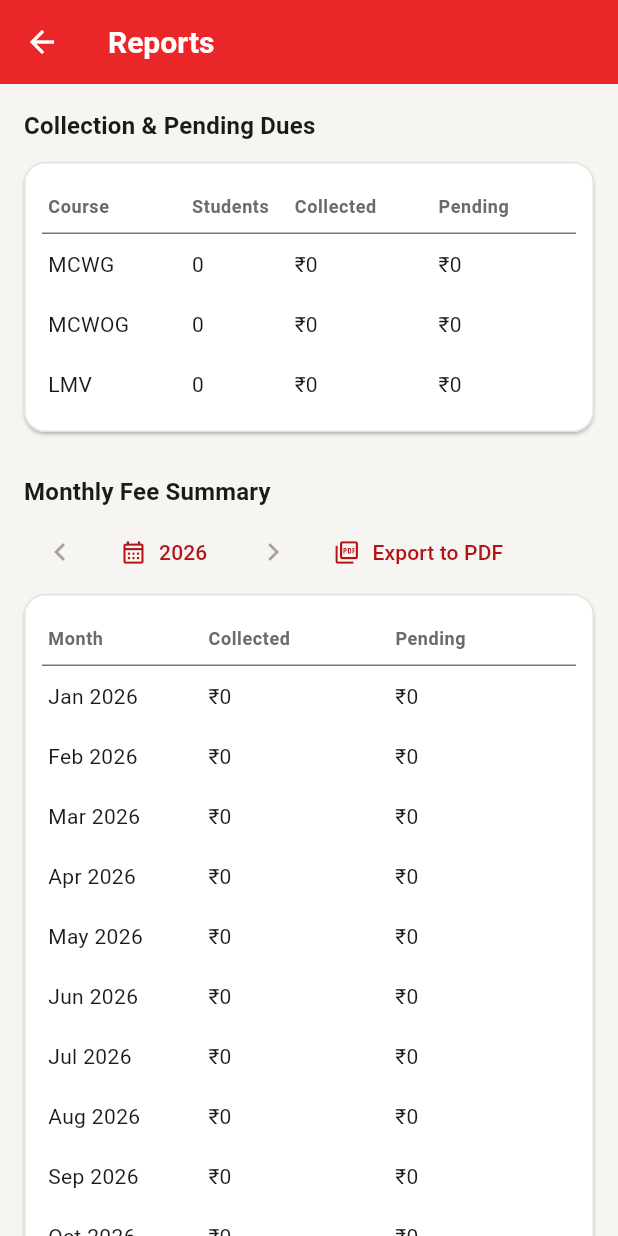
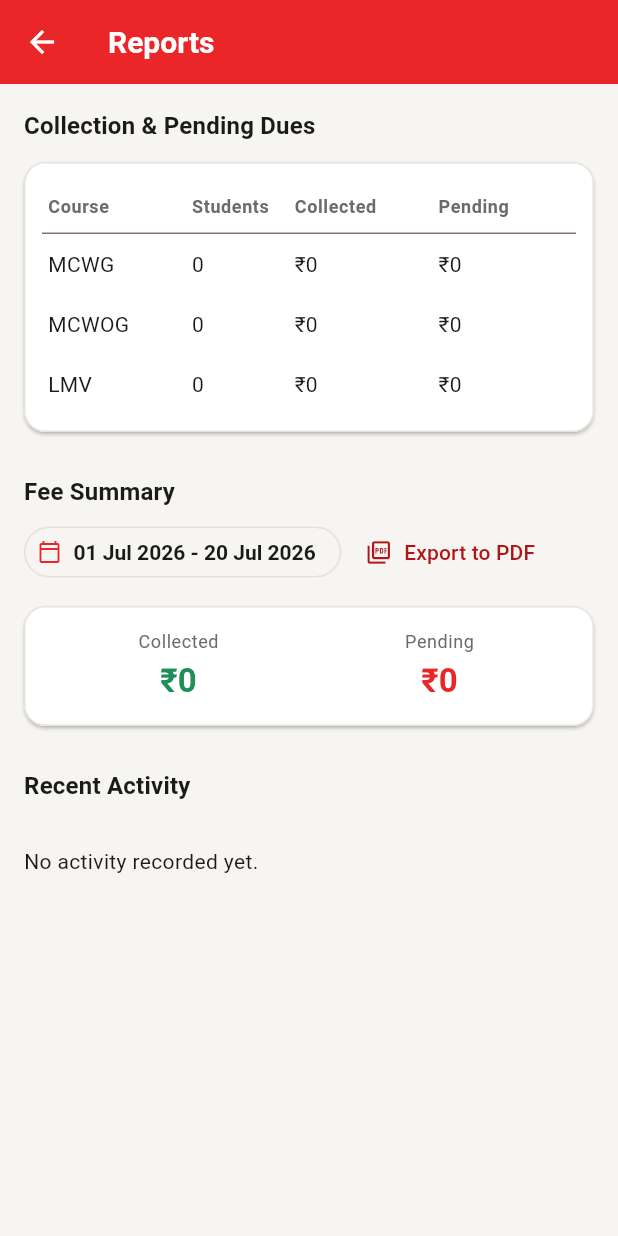
Before and after one commit to nonametechpros/priyadharshini-fee-management, a Flutter app: the ReportsScreen screen opened directly, after a tap on "Export to PDF", on a phone screen of 412 x 824 dp. Run offline on Flutter 3.47's test engine with Material 3 defaults, Android fonts, the phone set to English and light mode, and no system bars; our stand-ins replace cloud_firestore, firebase_auth, firebase_core, fl_chart, flutter_riverpod, pdf and 1 more; accounts and stored records are empty.

Commit message:
Fix payment list bugs, add cascade-delete, rebuild Fee Summary/PDF
- Payment list: fix "Unknown student" flash by gating render on the
  student-names lookup, batch that lookup via whereIn, and store each
  payment's studentName at creation time instead of always re-joining.
- All Payments / Student List: replace "Load more" button with
  scroll-triggered pagination; bump page size to 20.
- Deleting a student now cascades to their fee/activity-log records
  (with a warning dialog showing exactly what's removed), so orphaned
  "Unknown student" payments can no longer be left behind; firestore
  rules updated to allow this Admin-only cascade delete.
- Reports page: replace the year-paged "Monthly Fee Summary" table
  with a date-range-based "Fee Summary" card (defaults to this month),
  and rebuild the PDF export as an itemized bill (logo, date range,
  per-payment rows, distinct-student pending totals matching the
  on-screen card) with a loading state on the export button.

```diff
--- a/lib/models/dashboard_summary.dart
+++ b/lib/models/dashboard_summary.dart
@@ -47,13 +47,41 @@ class MonthlyCollection {
   const MonthlyCollection({required this.month, required this.amount});
 }
 
-/// One row of the Reports page's "Monthly Fee Summary" table: total amount
-/// collected during [month], plus the outstanding balance of students whose
-/// joining date falls in the month.
-class MonthlyFeeSummary {
-  final DateTime month;
+/// One payment row in a [FeeSummary]'s date range, for the Reports page's
+/// PDF export bill: the payment itself ([date], [studentName], [collected])
+/// alongside that student's current overall outstanding balance ([pending]).
+class FeeSummaryRow {
+  final DateTime date;
+  final String studentName;
   final double collected;
   final double pending;
 
-  const MonthlyFeeSummary({required this.month, required this.collected, required this.pending});
+  const FeeSummaryRow({
+    required this.date,
+    required this.studentName,
+    required this.collected,
+    required this.pending,
+  });
 }
+
+/// The Reports page's "Fee Summary" card and PDF export bill, for a selected
+/// date range. [collected]/[pending] are the on-screen card's totals;
+/// [pending] is the outstanding balance of students whose joining date falls
+/// within the range (there's no separate due-date field in the schema).
+/// [rows] is one entry per payment made in the range, for the PDF's
+/// itemized table.
+class FeeSummary {
+  final DateTime start;
+  final DateTime end;
+  final double collected;
+  final double pending;
+  final List<FeeSummaryRow> rows;
+
+  const FeeSummary({
+    required this.start,
+    required this.end,
+    required this.collected,
+    required this.pending,
+    required this.rows,
+  });
+}
--- a/lib/providers/dashboard_providers.dart
+++ b/lib/providers/dashboard_providers.dart
@@ -12,26 +12,16 @@ final monthlyCollectionsProvider = FutureProvider.autoDispose<List<MonthlyCollec
   return ref.watch(dashboardServiceProvider).fetchMonthlyCollections();
 });
 
-final earliestPaymentMonthProvider = FutureProvider.autoDispose<DateTime?>((ref) {
-  return ref.watch(dashboardServiceProvider).fetchEarliestPaymentMonth();
+/// The date range shown on the Reports page's "Fee Summary" card, defaulting
+/// to the 1st of the current month through today.
+final selectedFeeSummaryRangeProvider = StateProvider.autoDispose<({DateTime start, DateTime end})>((ref) {
+  final now = DateTime.now();
+  return (start: DateTime(now.year, now.month, 1), end: DateTime(now.year, now.month, now.day));
 });
 
-/// The year shown on the Reports page's "Monthly Fee Summary" table (always
-/// the full January-December range), defaulting to the current year.
-final selectedReportYearProvider = StateProvider.autoDispose<int>((ref) => DateTime.now().year);
-
-/// The earliest and latest years the Prev/Next arrows may page between: the
-/// year of the first recorded payment through the current year.
-final reportsYearBoundsProvider = FutureProvider.autoDispose<({int minYear, int maxYear})>((ref) async {
-  final earliest = await ref.watch(earliestPaymentMonthProvider.future);
-  final now = DateTime.now();
-  return (minYear: earliest?.year ?? now.year, maxYear: now.year);
-});
-
-final monthlyFeeSummaryProvider = FutureProvider.autoDispose<List<MonthlyFeeSummary>>((ref) async {
-  final service = ref.watch(dashboardServiceProvider);
-  final selectedYear = ref.watch(selectedReportYearProvider);
-  return service.fetchMonthlyFeeSummary(start: DateTime(selectedYear, 1, 1), months: 12);
+final feeSummaryProvider = FutureProvider.autoDispose<FeeSummary>((ref) {
+  final range = ref.watch(selectedFeeSummaryRangeProvider);
+  return ref.watch(dashboardServiceProvider).fetchFeeSummary(start: range.start, end: range.end);
 });
 
 final recentActivityProvider = StreamProvider.autoDispose<List<ActivityLog>>((ref) {
--- a/lib/screens/dashboard/reports_screen.dart
+++ b/lib/screens/dashboard/reports_screen.dart
@@ -1,25 +1,40 @@
 import 'package:flutter/material.dart';
 import 'package:flutter_riverpod/flutter_riverpod.dart';
-import 'package:intl/intl.dart';
 import '../../models/course_type.dart';
 import '../../models/dashboard_summary.dart';
 import '../../providers/dashboard_providers.dart';
 import '../../services/activity_log_service.dart';
 import '../../services/monthly_fee_summary_pdf.dart';
+import '../../theme/app_theme.dart';
 import '../../utils/formatters.dart';
 import '../../widgets/async_value_view.dart';
 
-class ReportsScreen extends ConsumerWidget {
+class ReportsScreen extends ConsumerStatefulWidget {
   const ReportsScreen({super.key});
 
   @override
-  Widget build(BuildContext context, WidgetRef ref) {
+  ConsumerState<ReportsScreen> createState() => _ReportsScreenState();
+}
+
+class _ReportsScreenState extends ConsumerState<ReportsScreen> {
+  bool _exporting = false;
+
+  Future<void> _export(FeeSummary summary) async {
+    setState(() => _exporting = true);
+    try {
+      await exportFeeSummaryPdf(summary);
+    } finally {
+      if (mounted) setState(() => _exporting = false);
+    }
+  }
+
+  @override
+  Widget build(BuildContext context) {
     final summaryAsync = ref.watch(dashboardSummaryProvider);
-    final monthlyFeeAsync = ref.watch(monthlyFeeSummaryProvider);
+    final feeSummaryAsync = ref.watch(feeSummaryProvider);
     final activityAsync = ref.watch(recentActivityProvider);
     final studentNames = ref.watch(activityLogStudentNamesProvider).valueOrNull ?? const {};
-    final selectedYear = ref.watch(selectedReportYearProvider);
-    final yearBoundsAsync = ref.watch(reportsYearBoundsProvider);
+    final selectedRange = ref.watch(selectedFeeSummaryRangeProvider);
 
     return Scaffold(
       appBar: AppBar(title: const Text('Reports')),
@@ -33,48 +48,42 @@ class ReportsScreen extends ConsumerWidget {
             data: (context, summary) => _BreakdownTable(summary: summary),
           ),
           const SizedBox(height: 28),
-          Text('Monthly Fee Summary', style: Theme.of(context).textTheme.titleMedium),
+          Text('Fee Summary', style: Theme.of(context).textTheme.titleMedium),
           const SizedBox(height: 4),
           Wrap(
             crossAxisAlignment: WrapCrossAlignment.center,
             spacing: 4,
             runSpacing: 4,
             children: [
-              IconButton(
-                tooltip: 'Previous year',
-                icon: const Icon(Icons.chevron_left),
-                onPressed: (yearBoundsAsync.valueOrNull != null && selectedYear > yearBoundsAsync.valueOrNull!.minYear)
-                    ? () => ref.read(selectedReportYearProvider.notifier).state = selectedYear - 1
-                    : null,
+              ActionChip(
+                avatar: const Icon(Icons.calendar_today_outlined, size: 16),
+                label: Text('${formatDate(selectedRange.start)} - ${formatDate(selectedRange.end)}'),
+                onPressed: () async {
+                  final picked = await showDateRangePicker(
+                    context: context,
+                    initialDateRange: DateTimeRange(start: selectedRange.start, end: selectedRange.end),
+                    firstDate: DateTime(1900),
+                    lastDate: DateTime.now(),
+                  );
+                  if (picked == null) return;
+                  ref.read(selectedFeeSummaryRangeProvider.notifier).state = (start: picked.start, end: picked.end);
+                },
               ),
               TextButton.icon(
-                icon: const Icon(Icons.calendar_month_outlined, size: 18),
-                label: Text('$selectedYear'),
-                onPressed: () async {
-                  final picked = await _pickYear(context, initial: selectedYear);
-                  if (picked != null) ref.read(selectedReportYearProvider.notifier).state = picked;
-                },
-              ),
-              IconButton(
-                tooltip: 'Next year',
-                icon: const Icon(Icons.chevron_right),
-                onPressed: (yearBoundsAsync.valueOrNull != null && selectedYear < yearBoundsAsync.valueOrNull!.maxYear)
-                    ? () => ref.read(selectedReportYearProvider.notifier).state = selectedYear + 1
-                    : null,
-              ),
-              TextButton.icon(
-                icon: const Icon(Icons.picture_as_pdf_outlined, size: 18),
-                label: const Text('Export to PDF'),
-                onPressed: monthlyFeeAsync.valueOrNull == null
+                icon: _exporting
+                    ? const SizedBox(height: 16, width: 16, child: CircularProgressIndicator(strokeWidth: 2))
+                    : const Icon(Icons.picture_as_pdf_outlined, size: 18),
+                label: Text(_exporting ? 'Exporting…' : 'Export to PDF'),
+                onPressed: (_exporting || feeSummaryAsync.valueOrNull == null)
                     ? null
-                    : () => exportMonthlyFeeSummaryPdf(monthlyFeeAsync.valueOrNull!),
+                    : () => _export(feeSummaryAsync.valueOrNull!),
               ),
             ],
           ),
-          const SizedBox(height: 4),
+          const SizedBox(height: 12),
           AsyncValueView(
-            value: monthlyFeeAsync,
-            data: (context, months) => _MonthlyFeeSummaryTable(months: months),
+            value: feeSummaryAsync,
+            data: (context, summary) => _FeeSummaryCard(summary: summary),
           ),
           const SizedBox(height: 28),
           Text('Recent Activity', style: Theme.of(context).textTheme.titleMedium),
@@ -111,83 +120,51 @@ class ReportsScreen extends ConsumerWidget {
   }
 }
 
-class _MonthlyFeeSummaryTable extends StatelessWidget {
-  const _MonthlyFeeSummaryTable({required this.months});
+class _FeeSummaryCard extends StatelessWidget {
+  const _FeeSummaryCard({required this.summary});
 
-  final List<MonthlyFeeSummary> months;
+  final FeeSummary summary;
 
   @override
   Widget build(BuildContext context) {
     return Card(
       child: Padding(
-        padding: const EdgeInsets.all(12),
-        child: Table(
-          columnWidths: const {
-            0: FlexColumnWidth(1.2),
-            1: FlexColumnWidth(1.4),
-            2: FlexColumnWidth(1.4),
-          },
+        padding: const EdgeInsets.all(16),
+        child: Row(
           children: [
-            TableRow(
-              decoration: BoxDecoration(border: Border(bottom: BorderSide(color: Theme.of(context).dividerColor))),
-              children: [
-                _cell(context, 'Month', isHeader: true),
-                _cell(context, 'Collected', isHeader: true),
-                _cell(context, 'Pending', isHeader: true),
-              ],
+            Expanded(
+              child: _AmountStat(label: 'Collected', value: summary.collected, color: AppColors.statusPaid),
             ),
-            ...months.map(
-              (m) => TableRow(
-                children: [
-                  _cell(context, DateFormat('MMM yyyy').format(m.month)),
-                  _cell(context, formatCurrency(m.collected)),
-                  _cell(context, formatCurrency(m.pending)),
-                ],
-              ),
+            Expanded(
+              child: _AmountStat(label: 'Pending', value: summary.pending, color: AppColors.brandRed),
             ),
           ],
         ),
       ),
     );
   }
+}
 
-  Widget _cell(BuildContext context, String text, {bool isHeader = false}) {
-    return Padding(
-      padding: const EdgeInsets.symmetric(vertical: 10, horizontal: 4),
-      child: Text(
-        text,
-        style: isHeader
-            ? Theme.of(context).textTheme.bodySmall?.copyWith(fontWeight: FontWeight.w700)
-            : Theme.of(context).textTheme.bodyMedium,
-      ),
+class _AmountStat extends StatelessWidget {
+  const _AmountStat({required this.label, required this.value, required this.color});
+
+  final String label;
+  final double value;
+  final Color color;
+
+  @override
+  Widget build(BuildContext context) {
+    return Column(
+      children: [
+        Text(label, style: Theme.of(context).textTheme.bodySmall),
+        const SizedBox(height: 4),
+        Text(
+          formatCurrency(value),
+          style: Theme.of(context).textTheme.titleLarge?.copyWith(color: color, fontWeight: FontWeight.w700),
+        ),
+      ],
     );
   }
-}
-
-Future<int?> _pickYear(BuildContext context, {int? initial}) {
-  final now = DateTime.now();
-  var year = initial ?? now.year;
-
-  return showDialog<int>(
-    context: context,
-    builder: (context) => StatefulBuilder(
-      builder: (context, setState) => AlertDialog(
-        title: const Text('Select year'),
-        content: DropdownButtonFormField<int>(
-          value: year,
-          decoration: const InputDecoration(labelText: 'Year'),
-          items: [
-            for (var y = now.year; y >= now.year - 10; y--) DropdownMenuItem(value: y, child: Text('$y')),
-          ],
-          onChanged: (v) => setState(() => year = v!),
-        ),
-        actions: [
-          TextButton(onPressed: () => Navigator.of(context).pop(), child: const Text('Cancel')),
-          FilledButton(onPressed: () => Navigator.of(context).pop(year), child: const Text('Apply')),
-        ],
-      ),
-    ),
-  );
 }
 
 class _BreakdownTable extends StatelessWidget {
--- a/lib/screens/students/add_edit_student_screen.dart
+++ b/lib/screens/students/add_edit_student_screen.dart
@@ -120,7 +120,7 @@ class _AddEditStudentScreenState extends ConsumerState<AddEditStudentScreen> {
       }
 
       ref.invalidate(dashboardSummaryProvider);
-      ref.invalidate(monthlyFeeSummaryProvider);
+      ref.invalidate(feeSummaryProvider);
       if (mounted) Navigator.of(context).pop(true);
     } catch (e) {
       setState(() => _errorText = 'Could not save student. Please try again.');
--- a/lib/screens/students/record_payment_sheet.dart
+++ b/lib/screens/students/record_payment_sheet.dart
@@ -69,9 +69,7 @@ class _RecordPaymentSheetState extends ConsumerState<RecordPaymentSheet> {
             recordedByName: appUser.name,
           );
       ref.invalidate(dashboardSummaryProvider);
-      ref.invalidate(monthlyFeeSummaryProvider);
-      ref.invalidate(earliestPaymentMonthProvider);
-      ref.invalidate(reportsYearBoundsProvider);
+      ref.invalidate(feeSummaryProvider);
       if (mounted) Navigator.of(context).pop(true);
     } catch (e) {
       setState(() => _errorText = 'Could not record payment. Please try again.');
--- a/lib/services/dashboard_service.dart
+++ b/lib/services/dashboard_service.dart
@@ -1,6 +1,7 @@
 import 'package:cloud_firestore/cloud_firestore.dart';
 import '../models/course_type.dart';
 import '../models/dashboard_summary.dart';
+import '../models/student.dart';
 
 /// Admin-only reporting built on Firestore's server-side aggregate queries
 /// (count / sum) so totals don't require downloading every student document.
@@ -74,53 +75,61 @@ class DashboardService {
       ..sort((a, b) => a.month.compareTo(b.month));
   }
 
-  /// The first calendar month (normalized to the 1st) that has any recorded
-  /// payment, or `null` if no payments have been recorded yet. Anchors the
-  /// Reports page's paginated "Monthly Fee Summary" view so it starts from
-  /// real data instead of an arbitrary rolling window.
-  Future<DateTime?> fetchEarliestPaymentMonth() async {
-    final snap = await _fees.orderBy('paymentDate').limit(1).get();
-    if (snap.docs.isEmpty) return null;
-    final date = (snap.docs.first.data()['paymentDate'] as Timestamp?)?.toDate();
-    if (date == null) return null;
-    return DateTime(date.year, date.month, 1);
-  }
+  /// Total collected vs. pending for the Reports page's "Fee Summary" card
+  /// and PDF export, over [start]..[end] inclusive (whole days), plus one
+  /// row per payment made in that range for the PDF's itemized bill.
+  /// [pending] is the sum of the *distinct* students who paid in the range's
+  /// current outstanding balance — the same figure each row's `pending`
+  /// draws from — so the card total and the PDF's footer total always agree;
+  /// summing every row instead would double-count a student who paid more
+  /// than once in the range.
+  Future<FeeSummary> fetchFeeSummary({required DateTime start, required DateTime end}) async {
+    final rangeEnd = DateTime(end.year, end.month, end.day, 23, 59, 59, 999);
 
-  /// Total collected vs. pending per month for the Reports page's "Monthly
-  /// Fee Summary" table, covering [months] months starting at [start].
-  /// Pending for a month is the outstanding balance of students whose
-  /// joining date falls in that month (there's no separate due-date field
-  /// in the schema).
-  Future<List<MonthlyFeeSummary>> fetchMonthlyFeeSummary({required DateTime start, int months = 6}) async {
-    final monthKeys = [for (var i = 0; i < months; i++) DateTime(start.year, start.month + i, 1)];
+    final feesSnap = await _fees
+        .where('paymentDate', isGreaterThanOrEqualTo: Timestamp.fromDate(start))
+        .where('paymentDate', isLessThanOrEqualTo: Timestamp.fromDate(rangeEnd))
+        .orderBy('paymentDate')
+        .get();
 
-    final collectedTotals = {for (final m in monthKeys) m: 0.0};
-    final feesSnap = await _fees.where('paymentDate', isGreaterThanOrEqualTo: Timestamp.fromDate(start)).get();
+    // Live-lookup each row's student, so a payment shows the student's
+    // current name/pending even if `studentName` predates that field being
+    // stored on the payment, or the student was later renamed.
+    final studentIds = <String>{
+      for (final doc in feesSnap.docs)
+        if ((doc.data()['studentId'] as String? ?? '').isNotEmpty) doc.data()['studentId'] as String,
+    }.toList();
+    final studentsById = <String, Student>{};
+    for (var i = 0; i < studentIds.length; i += 30) {
+      final chunk = studentIds.sublist(i, i + 30 > studentIds.length ? studentIds.length : i + 30);
+      final snap = await _students.where(FieldPath.documentId, whereIn: chunk).get();
+      for (final doc in snap.docs) {
+        studentsById[doc.id] = Student.fromDoc(doc);
+      }
+    }
+
+    var collected = 0.0;
+    final rows = <FeeSummaryRow>[];
     for (final doc in feesSnap.docs) {
       final data = doc.data();
-      final date = (data['paymentDate'] as Timestamp?)?.toDate();
-      if (date == null) continue;
-      final key = DateTime(date.year, date.month, 1);
-      if (!collectedTotals.containsKey(key)) continue;
       final amount = (data['amount'] as num?)?.toDouble() ?? 0;
-      collectedTotals.update(key, (v) => v + amount);
+      collected += amount;
+
+      final student = studentsById[data['studentId'] as String? ?? ''];
+      final name = student != null && student.fullName.isNotEmpty
+          ? student.fullName
+          : (data['studentName'] as String? ?? 'Unknown student');
+
+      rows.add(FeeSummaryRow(
+        date: (data['paymentDate'] as Timestamp?)?.toDate() ?? start,
+        studentName: name,
+        collected: amount,
+        pending: student?.amountPending ?? 0,
+      ));
     }
 
-    final pendingTotals = {for (final m in monthKeys) m: 0.0};
-    final studentsSnap = await _students.where('joiningDate', isGreaterThanOrEqualTo: Timestamp.fromDate(start)).get();
-    for (final doc in studentsSnap.docs) {
-      final data = doc.data();
-      final joining = (data['joiningDate'] as Timestamp?)?.toDate();
-      if (joining == null) continue;
-      final key = DateTime(joining.year, joining.month, 1);
-      if (!pendingTotals.containsKey(key)) continue;
-      final total = (data['totalAmount'] as num?)?.toDouble() ?? 0;
-      final paid = (data['amountPaid'] as num?)?.toDouble() ?? 0;
-      pendingTotals.update(key, (v) => v + (total - paid).clamp(0, double.infinity));
-    }
+    final pending = studentsById.values.fold<double>(0, (acc, s) => acc + s.amountPending);
 
-    return [
-      for (final m in monthKeys) MonthlyFeeSummary(month: m, collected: collectedTotals[m] ?? 0, pending: pendingTotals[m] ?? 0),
-    ];
+    return FeeSummary(start: start, end: end, collected: collected, pending: pending, rows: rows);
   }
 }
--- a/lib/services/fee_service.dart
+++ b/lib/services/fee_service.dart
@@ -36,7 +36,7 @@ class FeeService {
   Future<PagedResult<FeePayment>> fetchPaymentsPage({
     required PaymentFilter filter,
     DocumentSnapshot<Map<String, dynamic>>? startAfter,
-    int pageSize = 10,
+    int pageSize = 20,
   }) async {
     Query<Map<String, dynamic>> query = _fees;
     if (filter.from != null) {
@@ -89,6 +89,7 @@ class FeeService {
 
       tx.set(feeRef, {
         'studentId': studentId,
+        'studentName': studentName,
         'amount': amount,
         'paymentDate': Timestamp.fromDate(paymentDate),
         'mode': mode.name,
--- a/lib/services/monthly_fee_summary_pdf.dart
+++ b/lib/services/monthly_fee_summary_pdf.dart
@@ -1,3 +1,4 @@
+import 'package:flutter/services.dart' show rootBundle;
 import 'package:intl/intl.dart';
 import 'package:pdf/pdf.dart';
 import 'package:pdf/widgets.dart' as pw;
@@ -7,52 +8,76 @@ import '../models/dashboard_summary.dart';
 // The `pdf` package's built-in fonts don't include the ₹ glyph, so the PDF
 // uses "Rs." instead of the on-screen ₹ symbol.
 final _pdfCurrencyFormat = NumberFormat.currency(locale: 'en_IN', symbol: 'Rs. ', decimalDigits: 0);
+final _pdfDateFormat = DateFormat('dd MMM yyyy');
 
-Future<void> exportMonthlyFeeSummaryPdf(List<MonthlyFeeSummary> months) async {
+Future<void> exportFeeSummaryPdf(FeeSummary summary) async {
+  final logoBytes = await rootBundle.load('assets/images/bill_title.png');
+  final logo = pw.MemoryImage(logoBytes.buffer.asUint8List());
+
   final doc = pw.Document();
-  final totalCollected = months.fold<double>(0, (sum, m) => sum + m.collected);
-  final totalPending = months.fold<double>(0, (sum, m) => sum + m.pending);
-
   doc.addPage(
-    pw.Page(
+    pw.MultiPage(
       pageFormat: PdfPageFormat.a4,
-      build: (context) => pw.Column(
-        crossAxisAlignment: pw.CrossAxisAlignment.start,
+      header: (context) {
+        if (context.pageNumber > 1) return pw.SizedBox();
+        return pw.Column(
           children: [
-          pw.Text('Monthly Fee Summary', style: pw.TextStyle(fontSize: 20, fontWeight: pw.FontWeight.bold)),
-          pw.SizedBox(height: 4),
-          pw.Text('Generated ${DateFormat('dd MMM yyyy').format(DateTime.now())}', style: const pw.TextStyle(fontSize: 10)),
-          pw.SizedBox(height: 16),
+            pw.Container(
+              width: double.infinity,
+              alignment: pw.Alignment.topCenter,
+              child: pw.Image(logo, height: 60, fit: pw.BoxFit.contain),
+            ),
+            pw.SizedBox(height: 10),
+            pw.Text(
+              'Fee Summary in date range: ${_pdfDateFormat.format(summary.start)} - ${_pdfDateFormat.format(summary.end)}',
+              style: pw.TextStyle(fontSize: 12, fontWeight: pw.FontWeight.bold),
+            ),
+            pw.SizedBox(height: 12),
+          ],
+        );
+      },
+      build: (context) => [
+        if (summary.rows.isEmpty)
+          pw.Text('No payments recorded in this period.')
+        else
           pw.TableHelper.fromTextArray(
-            headers: const ['Month', 'Collected', 'Pending'],
+            headers: const ['S.No', 'Date', 'Student Name', 'Collected', 'Pending'],
             data: [
-              for (final m in months)
+              for (var i = 0; i < summary.rows.length; i++)
                 [
-                  DateFormat('MMM yyyy').format(m.month),
-                  _pdfCurrencyFormat.format(m.collected),
-                  _pdfCurrencyFormat.format(m.pending),
+                  '${i + 1}',
+                  _pdfDateFormat.format(summary.rows[i].date),
+                  summary.rows[i].studentName,
+                  _pdfCurrencyFormat.format(summary.rows[i].collected),
+                  _pdfCurrencyFormat.format(summary.rows[i].pending),
                 ],
             ],
             headerStyle: pw.TextStyle(fontWeight: pw.FontWeight.bold),
             headerDecoration: const pw.BoxDecoration(color: PdfColors.grey300),
             cellAlignment: pw.Alignment.centerLeft,
+            cellAlignments: const {
+              0: pw.Alignment.centerLeft,
+              1: pw.Alignment.centerLeft,
+              2: pw.Alignment.centerLeft,
+              3: pw.Alignment.centerRight,
+              4: pw.Alignment.centerRight,
+            },
             cellPadding: const pw.EdgeInsets.symmetric(horizontal: 8, vertical: 6),
           ),
-          pw.Divider(height: 20),
+        pw.Divider(height: 24),
         pw.Row(
           mainAxisAlignment: pw.MainAxisAlignment.end,
           children: [
             pw.Text('Total Collected: ', style: pw.TextStyle(fontWeight: pw.FontWeight.bold)),
-              pw.Text(_pdfCurrencyFormat.format(totalCollected)),
+            pw.Text(_pdfCurrencyFormat.format(summary.collected)),
             pw.SizedBox(width: 24),
             pw.Text('Total Pending: ', style: pw.TextStyle(fontWeight: pw.FontWeight.bold)),
-              pw.Text(_pdfCurrencyFormat.format(totalPending)),
+            pw.Text(_pdfCurrencyFormat.format(summary.pending)),
           ],
         ),
       ],
     ),
-    ),
   );
 
-  await Printing.sharePdf(bytes: await doc.save(), filename: 'monthly_fee_summary.pdf');
+  await Printing.sharePdf(bytes: await doc.save(), filename: 'fee_summary.pdf');
 }
--- a/pubspec.yaml
+++ b/pubspec.yaml
@@ -85,6 +85,7 @@ flutter:
   #   - images/a_dot_ham.jpeg
   assets:
     - assets/images/logo.jpg
+    - assets/images/bill_title.png
 
   # An image asset can refer to one or more resolution-specific "variants", see
   # https://flutter.dev/to/resolution-aware-images
```
Also changed, not shown: lib/models/fee_payment.dart (+8 -0 lines), lib/providers/fee_providers.dart (+7 -5 lines), lib/screens/dashboard/admin_dashboard_screen.dart (+22 -3 lines), lib/screens/dashboard/all_payments_screen.dart (+50 -14 lines), lib/screens/students/student_detail_screen.dart (+31 -7 lines), lib/screens/students/student_list_screen.dart (+40 -13 lines), lib/services/student_service.dart (+86 -7 lines), assets/images/bill_title.png (added), 1 other file. Lines whose indentation alone changed are shown as unchanged.
